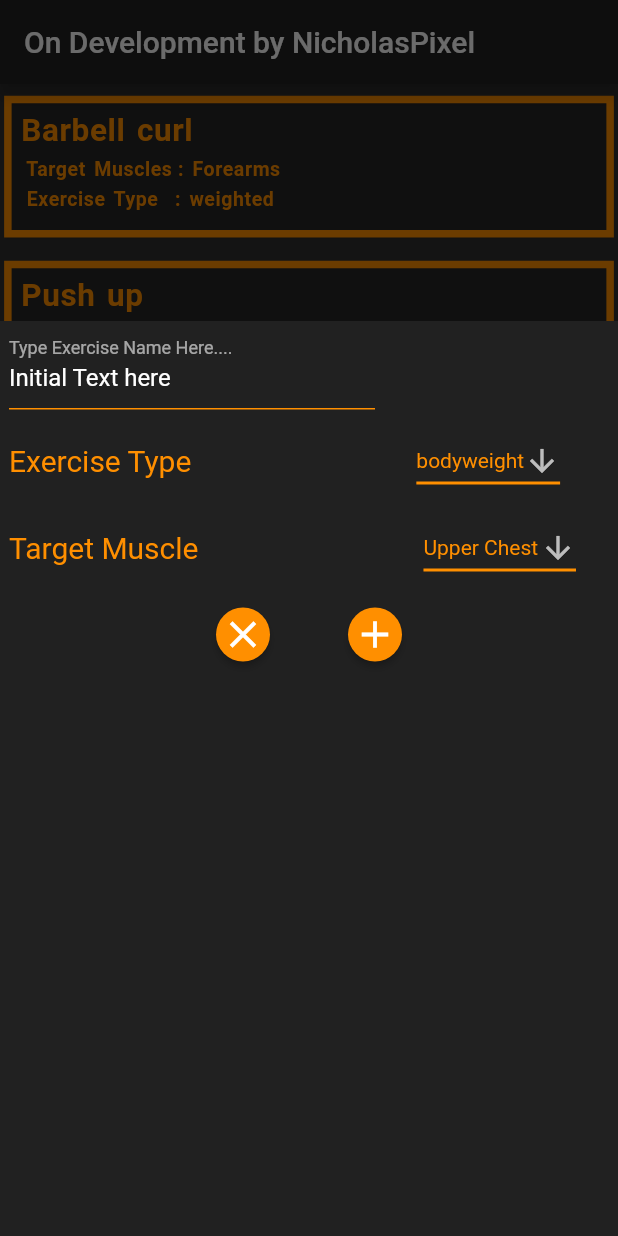
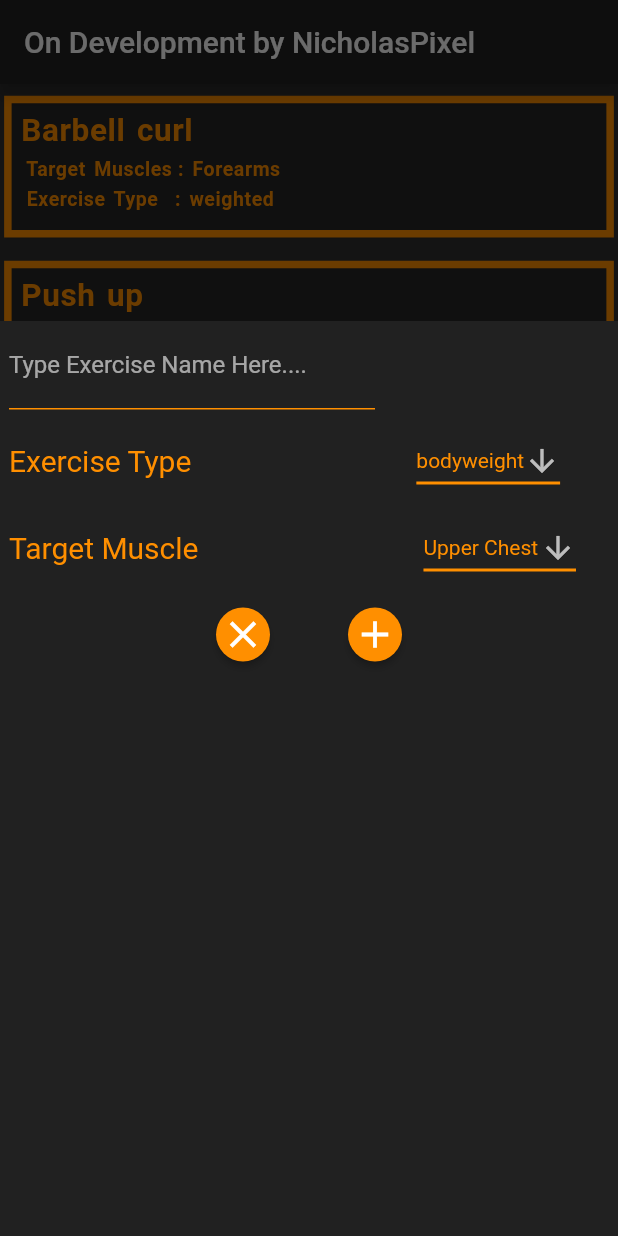
Before and after one commit to KuhakuPixel/Workout_Logger_App, a Flutter app: the screen it shows after launch, item 2 of the bottom bar chosen, after a tap on the "add" icon, on a phone screen of 412 x 824 dp. Run offline on Flutter 3.47's test engine with Material 2 defaults, Android fonts, the phone set to English and light mode, and no system bars.

```diff
--- a/lib/CustomWidget/TextInput.dart
+++ b/lib/CustomWidget/TextInput.dart
@@ -2,6 +2,7 @@ import 'package:flutter/material.dart';
 
 class AmberTextInput extends StatelessWidget {
   final String labelText;
+  final String fieldValue;
 
   /// {@macro flutter.widgets.editableText.onChanged}
   ///
@@ -19,6 +20,7 @@ class AmberTextInput extends StatelessWidget {
     @required this.labelText,
     @required this.onChanged,
     @required this.leftPaddingValue,
+    this.fieldValue = "",
     this.textInputWidth = 250,
     this.textInputHeight,
   });
@@ -43,7 +45,7 @@ class AmberTextInput extends StatelessWidget {
         onChanged: (stringValue) {
           onChanged(stringValue);
         },
-        controller: TextEditingController(text: "Initial Text here")
+        controller: TextEditingController(text: this.fieldValue),
       ),
       width: this.textInputWidth,
       height: textInputHeight,
--- a/lib/WorkoutClass/WorkoutItemWidget.dart
+++ b/lib/WorkoutClass/WorkoutItemWidget.dart
@@ -53,6 +53,7 @@ class WorkoutItemWidget extends StatelessWidget {
                 ),
                //edit button
                 RawMaterialButton(
+                  //when pressed go to a new page to edit this workout property
                   onPressed: () {
                     Navigator.push(
                       context,
@@ -65,6 +66,7 @@ class WorkoutItemWidget extends StatelessWidget {
                         },
                       ),
                     );
+
                   },
                   elevation: 2.0,
                   fillColor: Colors.amber[800],
```
Also changed, not shown: lib/WorkoutClass/toAddWorkoutPage.dart (+15 -10 lines).
